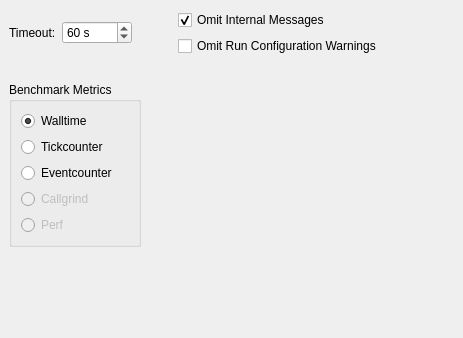
Qt form plugins/autotest/testsettingspage.ui (qt-creator/qt-creator) before a commit.
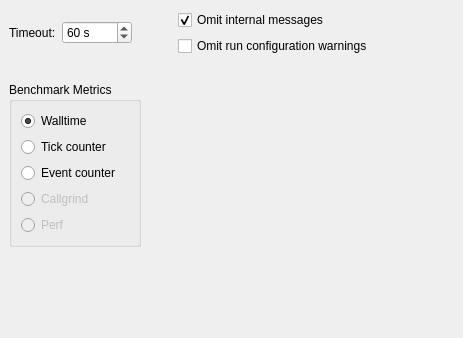
The same form after that commit.

Commit message:
Autotest: edit UI text and messages
Fix capitalization, punctuation, and grammar
issues.

Patch:
```diff
--- a/plugins/autotest/testsettingspage.ui
+++ b/plugins/autotest/testsettingspage.ui
@@ -86,7 +86,7 @@
            <string>If checked Internal Messages won't be shown by default. (You can still enable them on the test results filter)</string>
           </property>
           <property name="text">
-           <string>Omit Internal Messages</string>
+           <string>Omit internal messages</string>
           </property>
           <property name="checked">
            <bool>true</bool>
@@ -99,7 +99,7 @@
            <string>If checked Warnings regarding a guessed Run Configuration won't be shown.</string>
           </property>
           <property name="text">
-           <string>Omit Run Configuration Warnings</string>
+           <string>Omit run configuration warnings</string>
           </property>
          </widget>
         </item>
@@ -183,7 +183,7 @@
               <string>Use tick counter for executing benchmarks.</string>
              </property>
              <property name="text">
-              <string>Tickcounter</string>
+              <string>Tick counter</string>
              </property>
             </widget>
            </item>
@@ -199,7 +199,7 @@
               <string>Use event counter when executing benchmarks.</string>
              </property>
              <property name="text">
-              <string>Eventcounter</string>
+              <string>Event counter</string>
              </property>
             </widget>
            </item>
```
Left out of the diff: 16 changed lines with no effect on the pictures. The commit also changes 5 other files.
